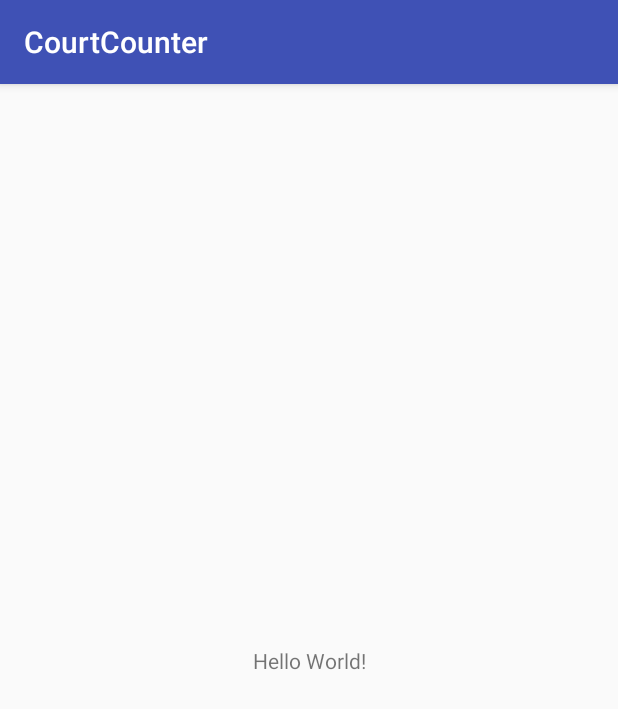
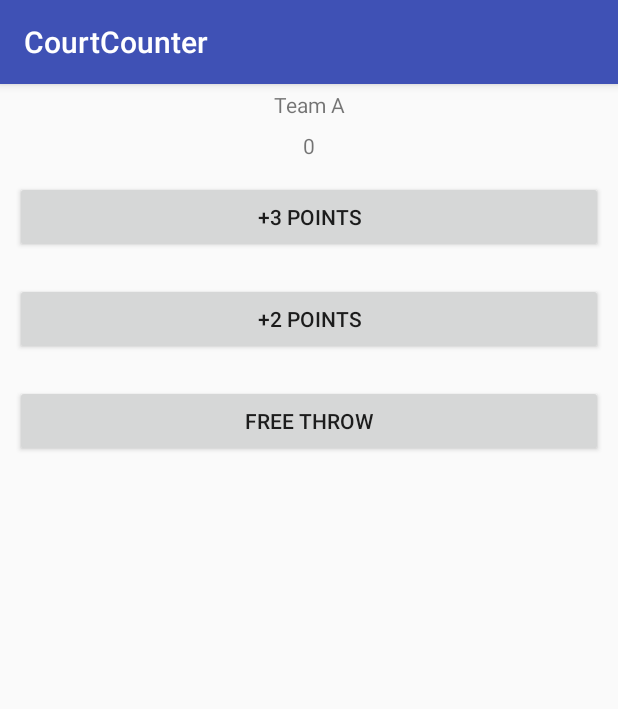
Before and after one commit to tanmaib/courtCounter, an Android app: the screen it shows after launch (MainActivity), on a phone screen of 412 x 824 dp. Shown: the top 709 px of the screen. Run offline under Robolectric (Android 15) with nearby library versions, the phone set to English and light mode, and no system bars.

Commit message:
Add a View group with its contents. Create String and dimension xml.

```diff
--- a/app/src/main/res/layout/activity_main.xml
+++ b/app/src/main/res/layout/activity_main.xml
@@ -1,18 +1,41 @@
 <?xml version="1.0" encoding="utf-8"?>
-<android.support.constraint.ConstraintLayout xmlns:android="http://schemas.android.com/apk/res/android"
-    xmlns:app="http://schemas.android.com/apk/res-auto"
+<LinearLayout xmlns:android="http://schemas.android.com/apk/res/android"
     xmlns:tools="http://schemas.android.com/tools"
     android:layout_width="match_parent"
     android:layout_height="match_parent"
+    android:orientation="vertical"
     tools:context="com.example.android.courtcounter.MainActivity">
 
     <TextView
-        android:layout_width="wrap_content"
-        android:layout_height="wrap_content"
-        android:text="Hello World!"
-        app:layout_constraintBottom_toBottomOf="parent"
-        app:layout_constraintLeft_toLeftOf="parent"
-        app:layout_constraintRight_toRightOf="parent"
-        app:layout_constraintTop_toTopOf="parent" />
+        android:layout_width="@dimen/match_parent"
+        android:layout_height="@dimen/wrap_content"
+        android:gravity="center_horizontal"
+        android:padding="@dimen/Text_Padding"
+        android:text="Team A" />
 
-</android.support.constraint.ConstraintLayout>
+    <TextView
+        android:layout_width="@dimen/match_parent"
+        android:layout_height="@dimen/wrap_content"
+        android:gravity="center_horizontal"
+        android:padding="@dimen/Text_Padding"
+        android:text="0" />
+
+    <Button
+        android:layout_width="@dimen/match_parent"
+        android:layout_height="@dimen/wrap_content"
+        android:layout_margin="@dimen/Button_Margin"
+        android:text="+3 Points" />
+
+    <Button
+        android:layout_width="@dimen/match_parent"
+        android:layout_height="@dimen/wrap_content"
+        android:layout_margin="@dimen/Button_Margin"
+        android:text="+2 Points" />
+
+    <Button
+        android:layout_width="@dimen/match_parent"
+        android:layout_height="@dimen/wrap_content"
+        android:layout_margin="@dimen/Button_Margin"
+        android:text="Free Throw" />
+
+</LinearLayout>
--- a/app/src/main/res/values/strings.xml
+++ b/app/src/main/res/values/strings.xml
@@ -1,3 +1,8 @@
 <resources>
     <string name="app_name">CourtCounter</string>
+    <string name="Team_A">Team A</string>
+    <string name="Team_B">Team B</string>
+    <string name="Three_Pointer">+3 Pointer</string>
+    <string name="Two_Pointer">+2 Pointer</string>
+    <string name="Free_Throw">Free Throw</string>
 </resources>
```
Also changed, not shown: app/src/main/res/values/dimens.xml (added, +18 -0 lines).
